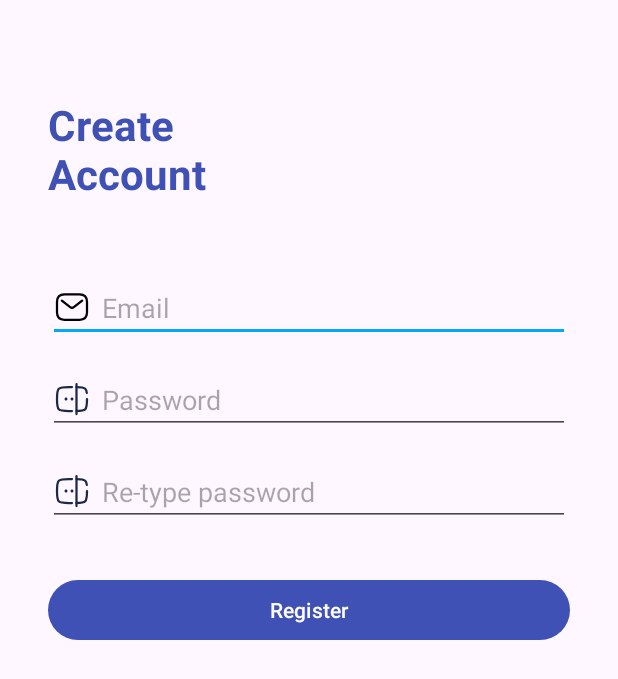
After one commit to Prasanta3702/Major-Project, an Android app: the RegistrationActivity screen opened directly, with no data from a screen before it, on a phone screen of 412 x 824 dp. The commit adds this screen. Shown: the top 679 px of the screen. Run offline under Robolectric (Android 15) with nearby library versions, the light colour scheme and no system bars.

Commit message:
Add registration activity

```diff
--- a/app/src/main/AndroidManifest.xml
+++ b/app/src/main/AndroidManifest.xml
@@ -13,16 +13,21 @@
         android:theme="@style/Theme.BrainAce"
         tools:targetApi="31">
         <activity
+            android:name=".RegistrationActivity"
+            android:exported="false">
+            <meta-data
+                android:name="android.app.lib_name"
+                android:value="" />
+        </activity>
+        <activity
             android:name=".LoginActivity"
             android:exported="true"
             android:screenOrientation="portrait">
-
             <intent-filter>
                 <action android:name="android.intent.action.MAIN" />
 
                 <category android:name="android.intent.category.LAUNCHER" />
             </intent-filter>
-
 
             <meta-data
                 android:name="android.app.lib_name"
@@ -32,7 +37,6 @@
             android:name=".MainActivity"
             android:exported="false"
             android:screenOrientation="portrait">
-
             <meta-data
                 android:name="android.app.lib_name"
                 android:value="" />
--- a/app/src/main/java/com/pkyr/brainace/LoginActivity.java
+++ b/app/src/main/java/com/pkyr/brainace/LoginActivity.java
@@ -26,6 +26,11 @@ public class LoginActivity extends AppCompatActivity {
         binding.loginBtn.setOnClickListener(v -> {
             startActivity(new Intent(this, MainActivity.class));
         });
+
+        // registration
+        binding.loginRegister.setOnClickListener(v -> {
+            startActivity(new Intent(this, RegistrationActivity.class));
+        });
     }
 
     private void login(String email, String password) throws Exception {
--- /dev/null
+++ b/app/src/main/java/com/pkyr/brainace/RegistrationActivity.java
@@ -0,0 +1,25 @@
+package com.pkyr.brainace;
+
+import androidx.appcompat.app.AppCompatActivity;
+
+import android.os.Bundle;
+import android.view.View;
+
+import com.pkyr.brainace.databinding.ActivityRegistrationBinding;
+
+public class RegistrationActivity extends AppCompatActivity {
+
+    ActivityRegistrationBinding binding;
+
+    @Override
+    protected void onCreate(Bundle savedInstanceState) {
+        super.onCreate(savedInstanceState);
+        binding = ActivityRegistrationBinding.inflate(getLayoutInflater());
+        setContentView(binding.getRoot());
+
+        binding.registerRegisterBtn.setOnClickListener(v -> {
+            binding.registerEmailLayout.setVisibility(View.GONE);
+            binding.registerEducationalLayout.setVisibility(View.VISIBLE);
+        });
+    }
+}
--- a/app/src/main/res/layout/activity_login.xml
+++ b/app/src/main/res/layout/activity_login.xml
@@ -72,6 +72,16 @@
             android:layout_marginTop="32dp"
             android:text="Log In"
             android:textSize="16sp" />
+
+        <TextView
+            android:id="@+id/login_register"
+            android:layout_width="120dp"
+            android:layout_height="30dp"
+            android:text="Registration"
+            android:layout_marginTop="16dp"
+            android:layout_gravity="center"
+            android:gravity="center"
+            android:textColor="@color/primaryColor"/>
     </LinearLayout>
 
 </androidx.constraintlayout.widget.ConstraintLayout>
--- /dev/null
+++ b/app/src/main/res/layout/activity_registration.xml
@@ -0,0 +1,160 @@
+<?xml version="1.0" encoding="utf-8"?>
+<LinearLayout xmlns:android="http://schemas.android.com/apk/res/android"
+    xmlns:app="http://schemas.android.com/apk/res-auto"
+    xmlns:tools="http://schemas.android.com/tools"
+    android:layout_width="match_parent"
+    android:layout_height="match_parent"
+    android:orientation="vertical"
+    android:padding="32dp"
+    tools:context=".RegistrationActivity">
+
+    <TextView
+        android:id="@+id/textView11"
+        android:layout_width="wrap_content"
+        android:layout_height="wrap_content"
+        android:text="Create\nAccount"
+        android:textSize="28sp"
+        android:textColor="@color/primaryColor"
+        android:layout_marginTop="32dp"
+        android:textStyle="bold" />
+
+    <View
+        android:layout_width="match_parent"
+        android:layout_height="48dp" />
+
+    <LinearLayout
+        android:id="@+id/register_email_layout"
+        android:layout_width="match_parent"
+        android:layout_height="wrap_content"
+        android:orientation="vertical">
+
+        <EditText
+            android:layout_width="match_parent"
+            android:layout_height="wrap_content"
+            android:drawableStart="@drawable/icon_email"
+            android:drawablePadding="8dp"
+            android:hint="Email"
+            android:inputType="textEmailAddress" />
+
+        <EditText
+            android:layout_width="match_parent"
+            android:layout_height="wrap_content"
+            android:layout_marginTop="16dp"
+            android:drawableStart="@drawable/icon_password"
+            android:drawablePadding="8dp"
+            android:hint="Password"
+            android:inputType="textPassword" />
+
+        <EditText
+            android:layout_width="match_parent"
+            android:layout_height="wrap_content"
+            android:layout_marginTop="16dp"
+            android:drawableStart="@drawable/icon_password"
+            android:drawablePadding="8dp"
+            android:hint="Re-type password"
+            android:inputType="textPassword" />
+
+
+        <Button
+            android:id="@+id/register_registerBtn"
+            android:layout_width="match_parent"
+            android:layout_height="wrap_content"
+            android:text="Register"
+            android:layout_marginTop="32dp"/>
+
+    </LinearLayout>
+
+
+    <LinearLayout
+        android:id="@+id/register_educational_layout"
+        android:layout_width="match_parent"
+        android:layout_height="wrap_content"
+        android:visibility="gone"
+        android:orientation="vertical">
+
+        <LinearLayout
+            android:layout_width="match_parent"
+            android:layout_height="wrap_content"
+            android:orientation="horizontal">
+
+            <TextView
+                android:layout_width="wrap_content"
+                android:layout_height="wrap_content"
+                android:text="Department"
+                android:textSize="16sp"
+                android:layout_marginEnd="16dp"
+                style="@style/TextTheme"/>
+
+            <Spinner
+                android:layout_width="match_parent"
+                android:layout_height="wrap_content"/>
+
+        </LinearLayout>
+        <LinearLayout
+            android:layout_width="match_parent"
+            android:layout_height="wrap_content"
+            android:layout_marginTop="16dp"
+            android:orientation="horizontal">
+
+            <TextView
+                android:layout_width="wrap_content"
+                android:layout_height="wrap_content"
+                android:text="Batch"
+                android:textSize="16sp"
+                android:layout_marginEnd="16dp"
+                style="@style/TextTheme"/>
+
+            <Spinner
+                android:layout_width="match_parent"
+                android:layout_height="wrap_content"/>
+
+        </LinearLayout>
+        <LinearLayout
+            android:layout_width="match_parent"
+            android:layout_height="wrap_content"
+            android:layout_marginTop="16dp"
+            android:orientation="horizontal">
+
+            <TextView
+                android:layout_width="wrap_content"
+                android:layout_height="wrap_content"
+                android:text="Semester"
+                android:textSize="16sp"
+                android:layout_marginEnd="16dp"
+                style="@style/TextTheme"/>
+
+            <Spinner
+                android:layout_width="match_parent"
+                android:layout_height="wrap_content"/>
+
+        </LinearLayout>
+        <LinearLayout
+            android:layout_width="match_parent"
+            android:layout_height="wrap_content"
+            android:layout_marginTop="16dp"
+            android:orientation="horizontal">
+
+            <TextView
+                android:layout_width="wrap_content"
+                android:layout_height="wrap_content"
+                android:text="Sec"
+                android:textSize="16sp"
+                android:layout_marginEnd="16dp"
+                style="@style/TextTheme"/>
+
+            <Spinner
+                android:layout_width="match_parent"
+                android:layout_height="wrap_content"/>
+
+        </LinearLayout>
+
+        <Button
+            android:id="@+id/register_saveBtn"
+            android:layout_width="match_parent"
+            android:layout_height="wrap_content"
+            android:text="Save"
+            android:layout_marginTop="32dp"/>
+
+    </LinearLayout>
+
+</LinearLayout>
```
